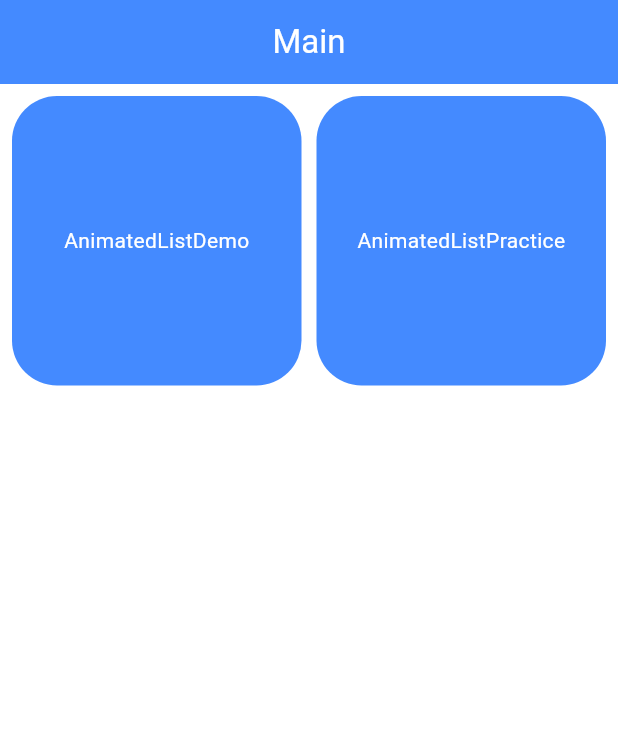
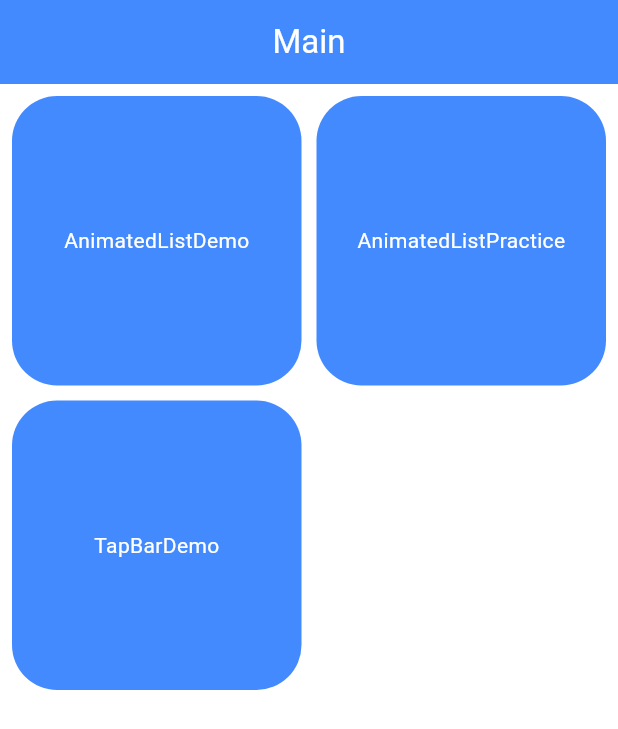
Before and after one commit to nahyunuk/flutter_organize_widget, a Flutter app: the screen it shows after launch, on a phone screen of 412 x 824 dp. Shown: the top 729 px of the screen. Run offline on Flutter 3.47's test engine with Material 3 defaults, Android fonts, the phone set to English and light mode, and no system bars.

Commit message:
페이지 이동 추가

```diff
--- a/lib/home_page.dart
+++ b/lib/home_page.dart
@@ -1,6 +1,7 @@
 import 'package:flutter/material.dart';
 import 'package:flutter_organize_widget/animated_list_demo.dart';
 import 'package:flutter_organize_widget/animated_list_practice.dart';
+import 'package:flutter_organize_widget/tab_bar_demo.dart';
 class HomePage extends StatefulWidget {
   const HomePage({super.key});
 
@@ -40,6 +41,7 @@ class _HomePageState extends State<HomePage> {
     List<Widget> items = [
       _buildListItem(context, 'AnimatedListDemo', AnimatedListDemo()),
       _buildListItem(context, 'AnimatedListPractice', AnimatedListPractice()),
+      _buildListItem(context, 'TapBarDemo', TapBarDemo())
     ];
     return Scaffold(
       backgroundColor: Colors.white,
```
